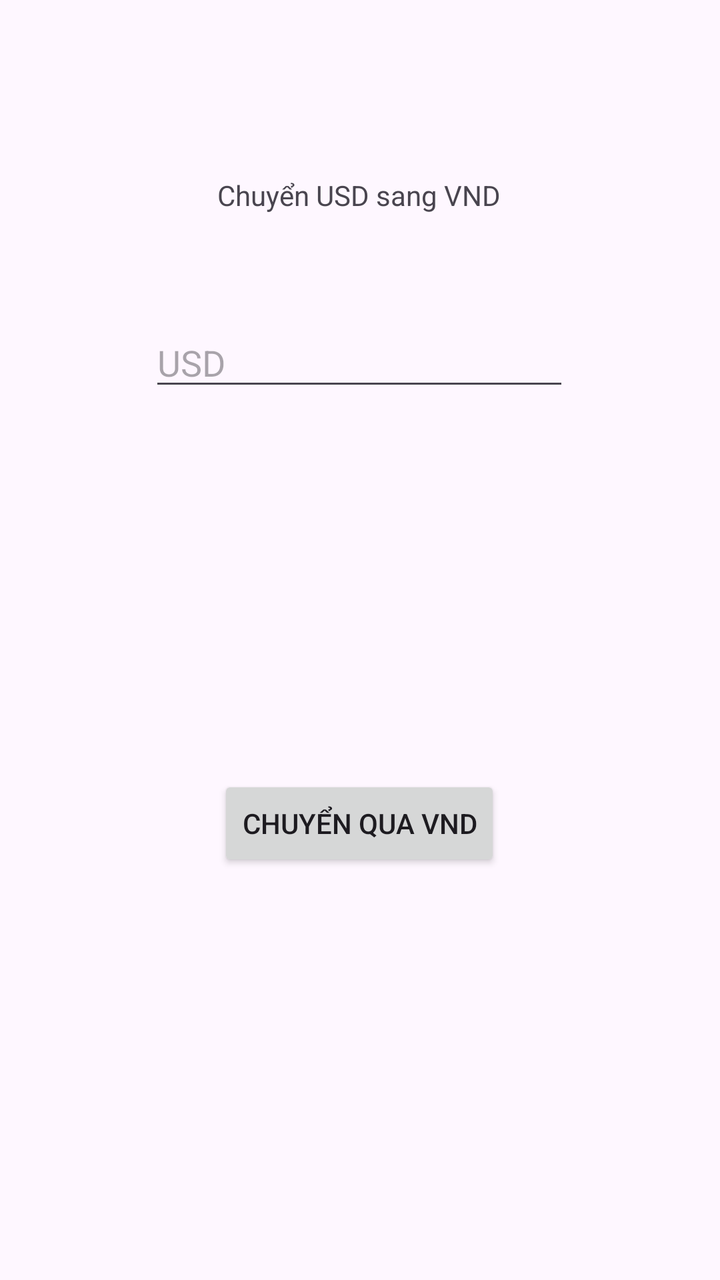
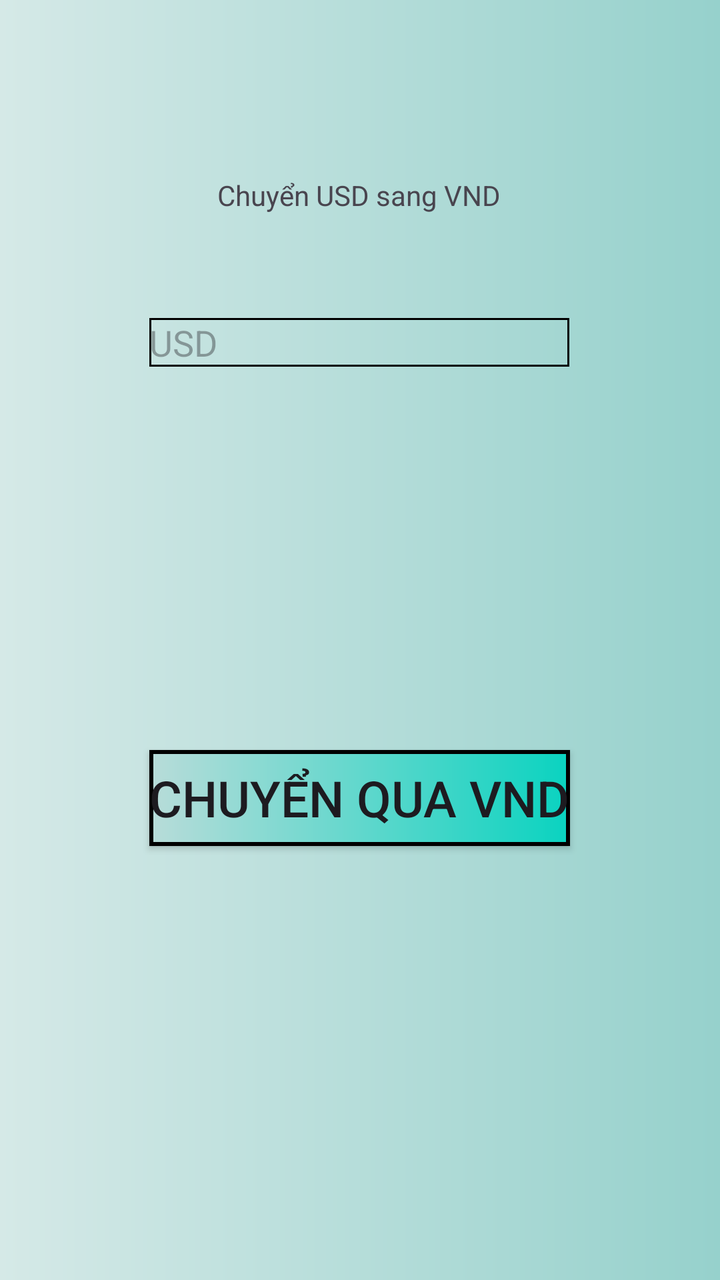

The first picture is an Android layout as it rendered before a commit; the second is the same layout after the commit. The layout source and the unified diff follow.
<!-- AndroidManifest.xml: application theme Theme.PhamThaiBao -->
<!-- res/layout/activity_child.xml -->
<?xml version="1.0" encoding="utf-8"?>
<androidx.constraintlayout.widget.ConstraintLayout xmlns:android="http://schemas.android.com/apk/res/android"
    xmlns:app="http://schemas.android.com/apk/res-auto"
    xmlns:tools="http://schemas.android.com/tools"
    android:id="@+id/main"
    android:layout_width="match_parent"
    android:layout_height="match_parent"
    tools:context=".ChildActivity">

    <TextView
        android:id="@+id/tvVnd"
        android:layout_width="wrap_content"
        android:layout_height="wrap_content"
        android:layout_marginTop="96dp"
        app:layout_constraintEnd_toEndOf="parent"
        app:layout_constraintHorizontal_bias="0.498"
        app:layout_constraintStart_toStartOf="parent"
        app:layout_constraintTop_toBottomOf="@+id/edtUsd" />

    <EditText
        android:id="@+id/edtUsd"
        android:layout_width="wrap_content"
        android:layout_height="wrap_content"
        android:layout_marginTop="52dp"
        android:ems="10"
        android:hint="USD"
        android:inputType="text"
        app:layout_constraintEnd_toEndOf="parent"
        app:layout_constraintHorizontal_bias="0.497"
        app:layout_constraintStart_toStartOf="parent"
        app:layout_constraintTop_toBottomOf="@+id/textView4" />

    <TextView
        android:id="@+id/textView4"
        android:layout_width="wrap_content"
        android:layout_height="wrap_content"
        android:layout_marginTop="88dp"
        android:text="Chuyển USD sang VND"
        app:layout_constraintEnd_toEndOf="parent"
        app:layout_constraintHorizontal_bias="0.498"
        app:layout_constraintStart_toStartOf="parent"
        app:layout_constraintTop_toTopOf="parent" />

    <Button
        android:id="@+id/btnConvert2"
        android:layout_width="wrap_content"
        android:layout_height="wrap_content"
        android:text="Chuyển qua VND"
        app:layout_constraintBottom_toBottomOf="parent"
        app:layout_constraintEnd_toEndOf="parent"
        app:layout_constraintHorizontal_bias="0.498"
        app:layout_constraintStart_toStartOf="parent"
        app:layout_constraintTop_toBottomOf="@+id/tvVnd"
        app:layout_constraintVertical_bias="0.261" />
</androidx.constraintlayout.widget.ConstraintLayout>
<!-- resources referenced by this layout -->
<resources>
  <style name="Theme.PhamThaiBao" parent="Base.Theme.PhamThaiBao" />
  <style name="Base.Theme.PhamThaiBao" parent="Theme.Material3.DayNight.NoActionBar">
          
          
      </style>
</resources>

<!-- the commit's change to res/layout/activity_child.xml (unified diff, before → after) -->
@@ -5,6 +5,7 @@
     android:id="@+id/main"
     android:layout_width="match_parent"
     android:layout_height="match_parent"
+    android:background="@drawable/background"
     tools:context=".ChildActivity">
 
     <TextView
@@ -24,6 +25,8 @@
         android:layout_marginTop="52dp"
         android:ems="10"
         android:hint="USD"
+        android:textColor="@color/black"
+        android:background="@drawable/edt_background"
         android:inputType="text"
         app:layout_constraintEnd_toEndOf="parent"
         app:layout_constraintHorizontal_bias="0.497"
@@ -46,6 +49,9 @@
         android:layout_width="wrap_content"
         android:layout_height="wrap_content"
         android:text="Chuyển qua VND"
+        android:background="@drawable/button_background"
+        app:backgroundTint="@null"
+        android:textSize="25dp"
         app:layout_constraintBottom_toBottomOf="parent"
         app:layout_constraintEnd_toEndOf="parent"
         app:layout_constraintHorizontal_bias="0.498"
<!-- resource entries referenced after the edit -->
@@ -1,5 +1,29 @@
 <!-- resources referenced by this layout -->
 <resources>
+  <color name="black">#FF000000</color>
+  <!-- drawable background (drawable) -->
+  <?xml version="1.0" encoding="utf-8"?>
+  <shape xmlns:android="http://schemas.android.com/apk/res/android"
+      android:shape="rectangle">
+      <gradient android:startColor="#D5E9E7"
+          android:endColor="#96D1CC"/>
+  </shape>
+  <!-- drawable button_background (drawable) -->
+  <?xml version="1.0" encoding="utf-8"?>
+  <shape xmlns:android="http://schemas.android.com/apk/res/android"
+      android:shape="rectangle">
+      <gradient android:startColor="#B8DCD9"
+          android:endColor="#0AD3C0"/>
+      <stroke android:color="@color/black" android:width="2dp"/>
+  
+  </shape>
+  <!-- drawable edt_background (drawable) -->
+  <?xml version="1.0" encoding="utf-8"?>
+  <shape xmlns:android="http://schemas.android.com/apk/res/android" android:shape="rectangle">
+      <stroke android:color="@color/black"
+          android:width="1dp"/>
+  
+  </shape>
   <style name="Theme.PhamThaiBao" parent="Base.Theme.PhamThaiBao" />
   <style name="Base.Theme.PhamThaiBao" parent="Theme.Material3.DayNight.NoActionBar">
           
